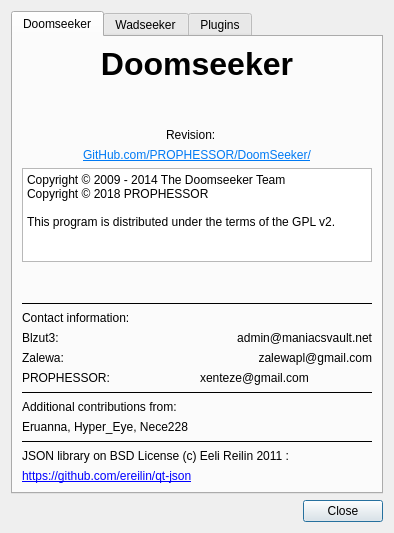
Before: the Qt Designer form src/core/gui/aboutdialog.ui in PROPHESSOR/DDCLauncher, drawn with Qt 5.
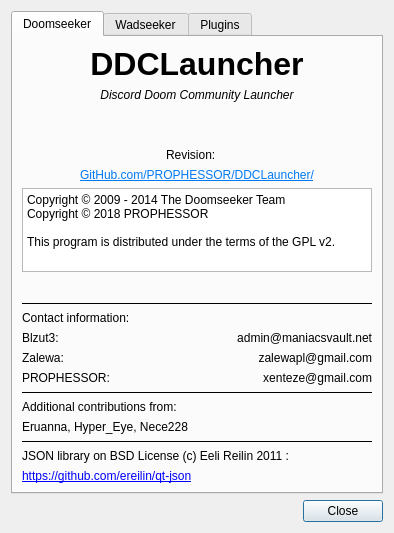
After: the same form once the commit is applied.

Commit message:
First DDCLauncher build
Первый билд DDCLauncher'а

```diff
--- a/src/core/gui/aboutdialog.ui
+++ b/src/core/gui/aboutdialog.ui
@@ -40,13 +40,28 @@
           </font>
          </property>
          <property name="text">
-          <string>Doomseeker</string>
+          <string>DDCLauncher</string>
          </property>
          <property name="alignment">
           <set>Qt::AlignHCenter|Qt::AlignTop</set>
          </property>
         </widget>
        </item>
+       <item>
+        <widget class="QLabel" name="label_16">
+         <property name="font">
+          <font>
+           <italic>true</italic>
+          </font>
+         </property>
+         <property name="text">
+          <string>Discord Doom Community Launcher</string>
+         </property>
+         <property name="alignment">
+          <set>Qt::AlignCenter</set>
+         </property>
+        </widget>
+       </item>
        <item>
         <widget class="QLabel" name="versionNumber">
          <property name="sizePolicy">
@@ -132,7 +147,7 @@
        <item>
         <widget class="QLabel" name="label_3">
          <property name="text">
-          <string>&lt;html&gt;&lt;head/&gt;&lt;body&gt;&lt;p&gt;&lt;a href=&quot;https://github.com/PROPHESSOR/doomseeker/&quot;&gt;&lt;span style=&quot; text-decoration: underline; color:#007af4;&quot;&gt;GitHub.com/PROPHESSOR/DoomSeeker/&lt;/span&gt;&lt;/a&gt;&lt;/p&gt;&lt;/body&gt;&lt;/html&gt;</string>
+          <string>&lt;html&gt;&lt;head/&gt;&lt;body&gt;&lt;p&gt;&lt;a href=&quot;https://github.com/PROPHESSOR/DDCLauncher/&quot;&gt;&lt;span style=&quot; text-decoration: underline; color:#007af4;&quot;&gt;GitHub.com/PROPHESSOR/DDCLauncher/&lt;/span&gt;&lt;/a&gt;&lt;/p&gt;&lt;/body&gt;&lt;/html&gt;</string>
          </property>
          <property name="alignment">
           <set>Qt::AlignHCenter|Qt::AlignTop</set>
@@ -263,6 +278,9 @@
            <property name="text">
             <string>xenteze@gmail.com</string>
            </property>
+           <property name="alignment">
+            <set>Qt::AlignRight|Qt::AlignTrailing|Qt::AlignVCenter</set>
+           </property>
           </widget>
          </item>
         </layout>
```
The commit also changes 49 other files.
